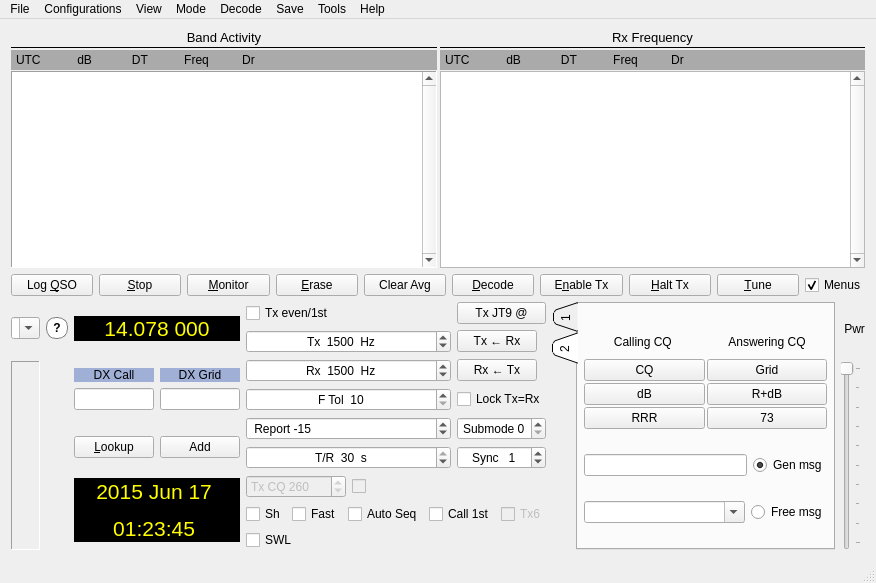
Before: the Qt Designer form mainwindow.ui in saitohirga/WSJT-X, drawn with Qt 5.
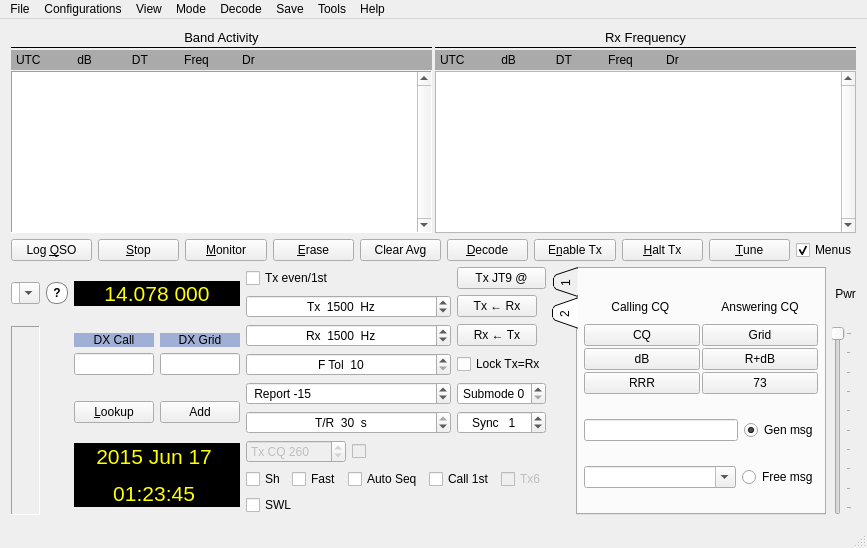
After: the same form once the commit is applied. Custom widgets are drawn as their Qt base class.

Patch:
```diff
--- a/mainwindow.ui
+++ b/mainwindow.ui
@@ -6,8 +6,8 @@
    <rect>
     <x>0</x>
     <y>0</y>
-    <width>876</width>
-    <height>583</height>
+    <width>815</width>
+    <height>548</height>
    </rect>
   </property>
   <property name="windowTitle">
@@ -2335,7 +2335,7 @@
     <rect>
      <x>0</x>
      <y>0</y>
-     <width>876</width>
+     <width>815</width>
      <height>21</height>
     </rect>
    </property>
```
Left out of the diff: 8 changed lines with no effect on the pictures.
